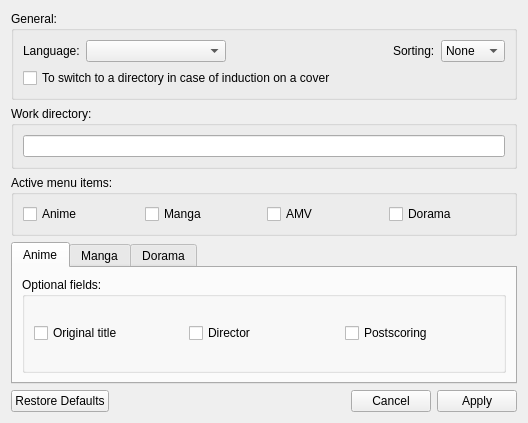
First picture: the form in formsettings.ui, repository LibertaSoft/DatabaseAnime, before the edit.
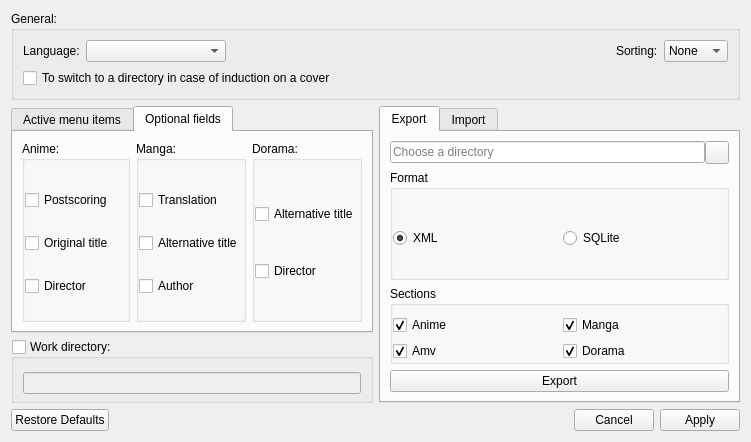
Second picture: the form after the edit. The open tabs and pages were chosen to show the change. Icons and pictures are not drawn.

Commit message: Удалён DockMenu, вместо него разделяемый splitter'ом layout. Координально изменён вид диалога настроек, в интерфейс добавлены импорт и экспорт. Частично реализован экспорт в XML.

```diff
--- a/formsettings.ui
+++ b/formsettings.ui
@@ -9,8 +9,8 @@
    <rect>
     <x>0</x>
     <y>0</y>
-    <width>528</width>
-    <height>423</height>
+    <width>751</width>
+    <height>442</height>
    </rect>
   </property>
   <property name="windowTitle">
@@ -108,6 +108,9 @@
         </property>
         <item>
          <widget class="QCheckBox" name="CBox_SwitchToDirOnHoverCover">
+          <property name="enabled">
+           <bool>true</bool>
+          </property>
           <property name="text">
            <string>To switch to a directory in case of induction on a cover</string>
           </property>
@@ -119,23 +122,49 @@
     </widget>
    </item>
    <item>
-    <widget class="QGroupBox" name="GBox_WD">
-     <property name="title">
-      <string>Work directory:</string>
+    <layout class="QHBoxLayout" name="horizontalLayout_2">
+     <property name="topMargin">
+      <number>0</number>
      </property>
-     <layout class="QVBoxLayout" name="verticalLayout_6">
       <item>
-       <widget class="QLineEdit" name="LineEdit_WorkDirectory"/>
-      </item>
-     </layout>
-    </widget>
-   </item>
+      <layout class="QVBoxLayout" name="verticalLayout_5">
+       <property name="leftMargin">
+        <number>0</number>
+       </property>
    <item>
-    <widget class="QGroupBox" name="GBox_ActiveMenuItem">
-     <property name="title">
-      <string>Active menu items:</string>
-     </property>
-     <layout class="QHBoxLayout" name="horizontalLayout">
+        <widget class="QTabWidget" name="tabWidget_General">
+         <property name="sizePolicy">
+          <sizepolicy hsizetype="Preferred" vsizetype="Expanding">
+           <horstretch>0</horstretch>
+           <verstretch>0</verstretch>
+          </sizepolicy>
+         </property>
+         <property name="tabPosition">
+          <enum>QTabWidget::North</enum>
+         </property>
+         <property name="currentIndex">
+          <number>1</number>
+         </property>
+         <widget class="QWidget" name="tab_activeMenuItems">
+          <attribute name="title">
+           <string>Active menu items</string>
+          </attribute>
+          <layout class="QVBoxLayout" name="verticalLayout_7">
+           <property name="spacing">
+            <number>0</number>
+           </property>
+           <property name="leftMargin">
+            <number>0</number>
+           </property>
+           <property name="topMargin">
+            <number>0</number>
+           </property>
+           <property name="rightMargin">
+            <number>0</number>
+           </property>
+           <property name="bottomMargin">
+            <number>0</number>
+           </property>
       <item>
        <widget class="QCheckBox" name="CheckBox_EnableAnime">
         <property name="text">
@@ -175,147 +204,409 @@
       </item>
      </layout>
     </widget>
-   </item>
-   <item>
-    <widget class="QTabWidget" name="tabWidget">
-     <property name="enabled">
-      <bool>true</bool>
-     </property>
-     <property name="tabPosition">
-      <enum>QTabWidget::North</enum>
-     </property>
-     <property name="tabShape">
-      <enum>QTabWidget::Rounded</enum>
-     </property>
-     <property name="currentIndex">
-      <number>2</number>
-     </property>
-     <property name="elideMode">
-      <enum>Qt::ElideNone</enum>
-     </property>
-     <property name="usesScrollButtons">
-      <bool>true</bool>
-     </property>
-     <property name="documentMode">
-      <bool>false</bool>
-     </property>
-     <property name="tabsClosable">
-      <bool>false</bool>
-     </property>
-     <widget class="QWidget" name="tab">
+         <widget class="QWidget" name="tab_OptionalFields">
       <attribute name="title">
-       <string>Anime</string>
-      </attribute>
-      <layout class="QVBoxLayout" name="verticalLayout_3">
+           <string>Optional fields</string>
+          </attribute>
+          <layout class="QHBoxLayout" name="horizontalLayout">
        <item>
         <widget class="QGroupBox" name="GBox_FieldsForEdit">
+             <property name="styleSheet">
+              <string notr="true"/>
+             </property>
          <property name="title">
-          <string>Optional fields:</string>
+              <string>Anime:</string>
          </property>
          <property name="checkable">
           <bool>false</bool>
          </property>
-         <layout class="QGridLayout" name="gridLayout">
-          <item row="0" column="1">
-           <widget class="QCheckBox" name="CBox_Anime_Director">
-            <property name="text">
-             <string>Director</string>
-            </property>
-           </widget>
-          </item>
-          <item row="0" column="0">
-           <widget class="QCheckBox" name="CBox_Anime_AltTitle">
-            <property name="text">
-             <string>Original title</string>
-            </property>
-           </widget>
-          </item>
-          <item row="0" column="2">
+             <layout class="QVBoxLayout" name="verticalLayout_8">
+              <property name="spacing">
+               <number>0</number>
+              </property>
+              <property name="leftMargin">
+               <number>0</number>
+              </property>
+              <property name="topMargin">
+               <number>6</number>
+              </property>
+              <property name="rightMargin">
+               <number>0</number>
+              </property>
+              <property name="bottomMargin">
+               <number>0</number>
+              </property>
+              <item>
            <widget class="QCheckBox" name="CBox_Anime_PostScoring">
             <property name="text">
              <string>Postscoring</string>
             </property>
            </widget>
           </item>
-         </layout>
-        </widget>
-       </item>
-      </layout>
-     </widget>
-     <widget class="QWidget" name="tab_2">
-      <attribute name="title">
-       <string>Manga</string>
-      </attribute>
-      <layout class="QVBoxLayout" name="verticalLayout">
+              <item>
+               <widget class="QCheckBox" name="CBox_Anime_AltTitle">
+                <property name="text">
+                 <string>Original title</string>
+                </property>
+               </widget>
+              </item>
+              <item>
+               <widget class="QCheckBox" name="CBox_Anime_Director">
+                <property name="text">
+                 <string>Director</string>
+                </property>
+               </widget>
+              </item>
+             </layout>
+            </widget>
+           </item>
        <item>
         <widget class="QGroupBox" name="GBox_FieldsForEdit_2">
          <property name="title">
-          <string>Optional fields:</string>
+              <string>Manga:</string>
          </property>
          <property name="checkable">
           <bool>false</bool>
          </property>
-         <layout class="QGridLayout" name="gridLayout_2">
-          <item row="0" column="1">
-           <widget class="QCheckBox" name="CBox_Manga_Author">
-            <property name="text">
-             <string>Author</string>
-            </property>
-           </widget>
-          </item>
-          <item row="0" column="0">
-           <widget class="QCheckBox" name="CBox_Manga_AltTitle">
-            <property name="text">
-             <string>Alternative title</string>
-            </property>
-           </widget>
-          </item>
-          <item row="0" column="2">
+             <layout class="QVBoxLayout" name="verticalLayout_9">
+              <property name="spacing">
+               <number>0</number>
+              </property>
+              <property name="leftMargin">
+               <number>0</number>
+              </property>
+              <property name="topMargin">
+               <number>6</number>
+              </property>
+              <property name="rightMargin">
+               <number>0</number>
+              </property>
+              <property name="bottomMargin">
+               <number>0</number>
+              </property>
+              <item>
            <widget class="QCheckBox" name="CBox_Manga_Translation">
             <property name="text">
              <string>Translation</string>
             </property>
            </widget>
           </item>
-         </layout>
-        </widget>
-       </item>
-      </layout>
-     </widget>
-     <widget class="QWidget" name="tab_4">
-      <attribute name="title">
-       <string>Dorama</string>
-      </attribute>
-      <layout class="QVBoxLayout" name="verticalLayout_5">
+              <item>
+               <widget class="QCheckBox" name="CBox_Manga_AltTitle">
+                <property name="text">
+                 <string>Alternative title</string>
+                </property>
+               </widget>
+              </item>
+              <item>
+               <widget class="QCheckBox" name="CBox_Manga_Author">
+                <property name="text">
+                 <string>Author</string>
+                </property>
+               </widget>
+              </item>
+             </layout>
+            </widget>
+           </item>
        <item>
         <widget class="QGroupBox" name="GBox_FieldsForEdit_3">
          <property name="title">
-          <string>Optional fields:</string>
+              <string>Dorama:</string>
          </property>
          <property name="checkable">
           <bool>false</bool>
          </property>
-         <layout class="QGridLayout" name="gridLayout_3">
-          <item row="0" column="1">
-           <widget class="QCheckBox" name="CBox_Dorama_Director">
-            <property name="text">
-             <string>Director</string>
-            </property>
-           </widget>
-          </item>
-          <item row="0" column="0">
+             <layout class="QVBoxLayout" name="verticalLayout_10">
+              <property name="spacing">
+               <number>0</number>
+              </property>
+              <property name="leftMargin">
+               <number>0</number>
+              </property>
+              <property name="topMargin">
+               <number>6</number>
+              </property>
+              <property name="rightMargin">
+               <number>0</number>
+              </property>
+              <property name="bottomMargin">
+               <number>0</number>
+              </property>
+              <item>
            <widget class="QCheckBox" name="CBox_Dorama_AltTitle">
             <property name="text">
              <string>Alternative title</string>
             </property>
            </widget>
           </item>
+              <item>
+               <widget class="QCheckBox" name="CBox_Dorama_Director">
+                <property name="text">
+                 <string>Director</string>
+                </property>
+               </widget>
+              </item>
          </layout>
         </widget>
        </item>
       </layout>
      </widget>
     </widget>
+       </item>
+       <item>
+        <widget class="QGroupBox" name="GBox_WD">
+         <property name="sizePolicy">
+          <sizepolicy hsizetype="Preferred" vsizetype="Preferred">
+           <horstretch>0</horstretch>
+           <verstretch>0</verstretch>
+          </sizepolicy>
+         </property>
+         <property name="title">
+          <string>Work directory:</string>
+         </property>
+         <property name="checkable">
+          <bool>true</bool>
+         </property>
+         <property name="checked">
+          <bool>false</bool>
+         </property>
+         <layout class="QVBoxLayout" name="verticalLayout_6">
+          <property name="topMargin">
+           <number>13</number>
+          </property>
+          <property name="bottomMargin">
+           <number>6</number>
+          </property>
+          <item>
+           <widget class="QLineEdit" name="LineEdit_WorkDirectory"/>
+          </item>
+         </layout>
+        </widget>
+       </item>
+      </layout>
+     </item>
+     <item>
+      <widget class="QTabWidget" name="tabWidget_ImpExp">
+       <property name="enabled">
+        <bool>true</bool>
+       </property>
+       <property name="sizePolicy">
+        <sizepolicy hsizetype="Expanding" vsizetype="Preferred">
+         <horstretch>0</horstretch>
+         <verstretch>0</verstretch>
+        </sizepolicy>
+       </property>
+       <property name="tabPosition">
+        <enum>QTabWidget::North</enum>
+       </property>
+       <property name="currentIndex">
+        <number>1</number>
+       </property>
+       <widget class="QWidget" name="tab_export">
+        <attribute name="title">
+         <string>Export</string>
+        </attribute>
+        <layout class="QVBoxLayout" name="verticalLayout_3">
+         <item>
+          <layout class="QHBoxLayout" name="horizontalLayout_6">
+           <property name="spacing">
+            <number>0</number>
+           </property>
+           <property name="topMargin">
+            <number>0</number>
+           </property>
+           <item>
+            <widget class="QLineEdit" name="lineEdit">
+             <property name="placeholderText">
+              <string>Choose a directory</string>
+             </property>
+            </widget>
+           </item>
+           <item>
+            <widget class="QToolButton" name="toolButton">
+             <property name="text">
+              <string/>
+             </property>
+             <property name="icon">
+              <iconset resource="resource.qrc">
+               <normaloff>:/images/folder.png</normaloff>:/images/folder.png</iconset>
+             </property>
+            </widget>
+           </item>
+          </layout>
+         </item>
+         <item>
+          <widget class="QGroupBox" name="groupBox_2">
+           <property name="enabled">
+            <bool>true</bool>
+           </property>
+           <property name="sizePolicy">
+            <sizepolicy hsizetype="Preferred" vsizetype="Expanding">
+             <horstretch>0</horstretch>
+             <verstretch>0</verstretch>
+            </sizepolicy>
+           </property>
+           <property name="title">
+            <string>Format</string>
+           </property>
+           <layout class="QHBoxLayout" name="horizontalLayout_7">
+            <property name="leftMargin">
+             <number>0</number>
+            </property>
+            <property name="rightMargin">
+             <number>0</number>
+            </property>
+            <property name="bottomMargin">
+             <number>0</number>
+            </property>
+            <item>
+             <widget class="QRadioButton" name="radioButton">
+              <property name="text">
+               <string>XML</string>
+              </property>
+              <property name="checked">
+               <bool>true</bool>
+              </property>
+             </widget>
+            </item>
+            <item>
+             <widget class="QRadioButton" name="radioButton_2">
+              <property name="text">
+               <string>SQLite</string>
+              </property>
+             </widget>
+            </item>
+           </layout>
+          </widget>
+         </item>
+         <item>
+          <widget class="QGroupBox" name="groupBox_3">
+           <property name="title">
+            <string>Sections</string>
+           </property>
+           <layout class="QGridLayout" name="gridLayout">
+            <property name="leftMargin">
+             <number>0</number>
+            </property>
+            <property name="rightMargin">
+             <number>0</number>
+            </property>
+            <property name="bottomMargin">
+             <number>0</number>
+            </property>
+            <item row="0" column="0">
+             <widget class="QCheckBox" name="checkBox">
+              <property name="text">
+               <string>Anime</string>
+              </property>
+              <property name="checked">
+               <bool>true</bool>
+              </property>
+             </widget>
+            </item>
+            <item row="0" column="1">
+             <widget class="QCheckBox" name="checkBox_2">
+              <property name="text">
+               <string>Manga</string>
+              </property>
+              <property name="checked">
+               <bool>true</bool>
+              </property>
+             </widget>
+            </item>
+            <item row="1" column="0">
+             <widget class="QCheckBox" name="checkBox_3">
+              <property name="text">
+               <string>Amv</string>
+              </property>
+              <property name="checked">
+               <bool>true</bool>
+              </property>
+             </widget>
+            </item>
+            <item row="1" column="1">
+             <widget class="QCheckBox" name="checkBox_4">
+              <property name="text">
+               <string>Dorama</string>
+              </property>
+              <property name="checked">
+               <bool>true</bool>
+              </property>
+             </widget>
+            </item>
+           </layout>
+          </widget>
+         </item>
+         <item>
+          <widget class="QPushButton" name="PBtn_Export2xml">
+           <property name="text">
+            <string>Export</string>
+           </property>
+          </widget>
+         </item>
+        </layout>
+       </widget>
+       <widget class="QWidget" name="tab_import">
+        <attribute name="title">
+         <string>Import</string>
+        </attribute>
+        <layout class="QVBoxLayout" name="verticalLayout">
+         <item>
+          <widget class="QLabel" name="label">
+           <property name="sizePolicy">
+            <sizepolicy hsizetype="Preferred" vsizetype="Expanding">
+             <horstretch>0</horstretch>
+             <verstretch>0</verstretch>
+            </sizepolicy>
+           </property>
+           <property name="frameShape">
+            <enum>QFrame::Box</enum>
+           </property>
+           <property name="frameShadow">
+            <enum>QFrame::Sunken</enum>
+           </property>
+           <property name="text">
+            <string>&lt;html&gt;&lt;head/&gt;&lt;body&gt;&lt;p align=&quot;center&quot;&gt;Drop here or duble click&lt;/p&gt;&lt;/body&gt;&lt;/html&gt;</string>
+           </property>
+           <property name="wordWrap">
+            <bool>true</bool>
+           </property>
+          </widget>
+         </item>
+         <item>
+          <layout class="QHBoxLayout" name="horizontalLayout_5">
+           <item>
+            <widget class="QPushButton" name="pushButton_2">
+             <property name="toolTip">
+              <UInt>0</UInt>
+             </property>
+             <property name="text">
+              <string>Append</string>
+             </property>
+             <property name="icon">
+              <iconset resource="resource.qrc">
+               <normaloff>:/images/list-add.png</normaloff>:/images/list-add.png</iconset>
+             </property>
+            </widget>
+           </item>
+           <item>
+            <widget class="QPushButton" name="pushButton">
+             <property name="text">
+              <string>Replace</string>
+             </property>
+             <property name="icon">
+              <iconset resource="resource.qrc">
+               <normaloff>:/images/icon-filters/filter_edit.png</normaloff>:/images/icon-filters/filter_edit.png</iconset>
+             </property>
+            </widget>
+           </item>
+          </layout>
+         </item>
+        </layout>
+       </widget>
+      </widget>
+     </item>
+    </layout>
    </item>
    <item>
     <widget class="QDialogButtonBox" name="BtnBox">
```
Left out of the diff: 4 changed lines with no effect on the pictures. Lines whose indentation alone changed are shown as unchanged. The commit also changes 7 other files.
